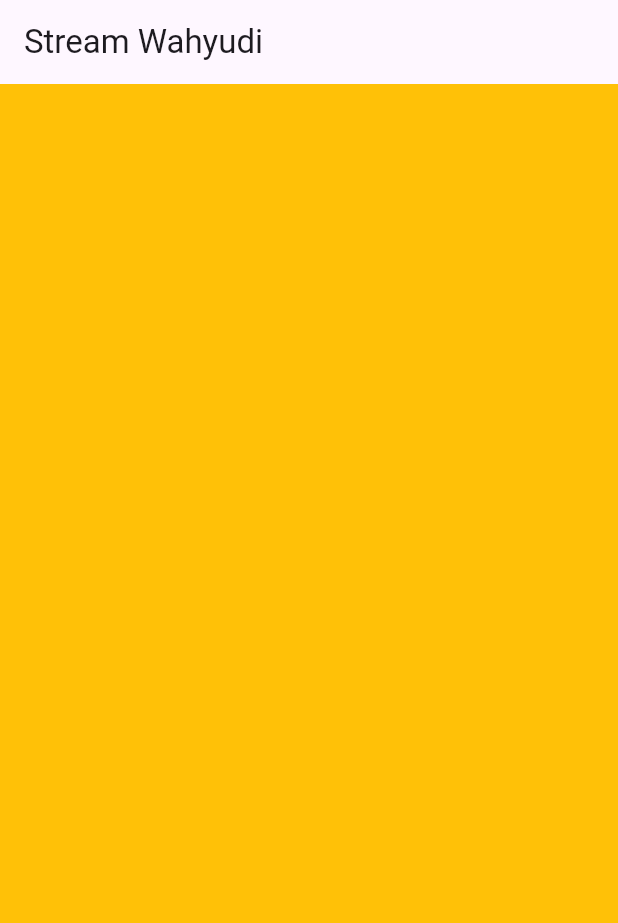
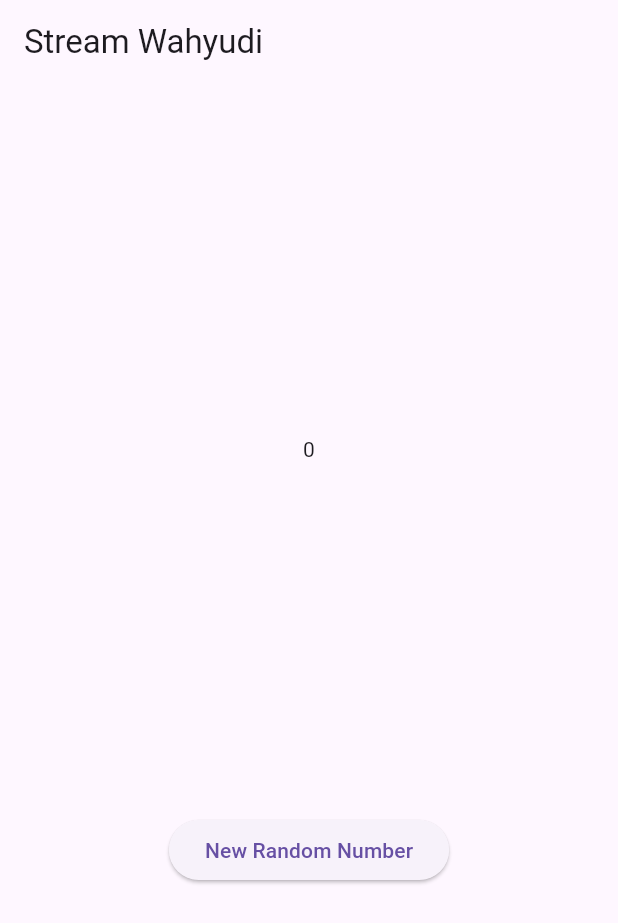
Before and after one commit to wahyudi0018/Mobile_Ganjil_2024, a Flutter app: the screen it shows after launch, on a phone screen of 412 x 824 dp. Shown: the top 923 px of the screen. Run offline on Flutter 3.47's test engine with Material 3 defaults, Android fonts, the phone set to English and light mode, and no system bars; our stand-ins replace auto_size_text, geolocator.

```diff
--- a/Jobsheet 10/stream_wahyudi/lib/main.dart
+++ b/Jobsheet 10/stream_wahyudi/lib/main.dart
@@ -1,5 +1,7 @@
 import 'package:flutter/material.dart';
 import 'stream.dart';
+import 'dart:async';
+import 'dart:math';
 
 void main() {
   runApp(const MyApp());
@@ -30,16 +32,11 @@ class StreamHomePage extends StatefulWidget {
 class _StreamHomePageState extends State<StreamHomePage> {
   Color bgColor = Colors.blueGrey;
   late ColorStream colorStream;
+  int lastNumber = 0;
+  late StreamController numberStreamController;
+  late NumberStream numberStream;
 
   void changeColor() async {
-    // Soal 4
-    // await for (var eventColor in colorStream.getColors()) {
-    //   setState(() {
-    //     bgColor = eventColor;
-    //   });
-    // }
-
-    // soal 5
     colorStream.getColors().listen((eventColor) {
       setState(() {
         bgColor = eventColor;
@@ -47,11 +44,29 @@ class _StreamHomePageState extends State<StreamHomePage> {
     });
   }
 
+  void addRandomNumber() {
+    Random random = Random();
+    int myNum = random.nextInt(10);
+    numberStream.addNumberToSink(myNum);
+  }
+
   @override
   void initState() {
+    numberStream = NumberStream();
+    numberStreamController = numberStream.controller;
+    Stream stream = numberStreamController.stream;
+    stream.listen((event) {
+      setState(() {
+        lastNumber = event;
+      });
+    });
     super.initState();
-    colorStream = ColorStream();
-    changeColor();
+  }
+
+  @override
+  void dispose() {
+    numberStreamController.close();
+    super.dispose();
   }
 
   @override
@@ -60,8 +75,18 @@ class _StreamHomePageState extends State<StreamHomePage> {
       appBar: AppBar(
         title: const Text('Stream Wahyudi'),
       ),
-      body: Container(
-        decoration: BoxDecoration(color: bgColor),
+      body: SizedBox(
+        width: double.infinity,
+        child: Column(
+          mainAxisAlignment: MainAxisAlignment.spaceEvenly,
+          crossAxisAlignment: CrossAxisAlignment.center,
+          children: [
+            Text(lastNumber.toString()),
+            ElevatedButton(
+                onPressed: addRandomNumber,
+                child: const Text('New Random Number'))
+          ],
+        ),
       ),
     );
   }
--- a/Jobsheet 10/stream_wahyudi/lib/stream.dart
+++ b/Jobsheet 10/stream_wahyudi/lib/stream.dart
@@ -1,4 +1,5 @@
 import 'package:flutter/material.dart';
+import 'dart:async';
 
 class ColorStream {
   final List<Color> colors = [
@@ -15,3 +16,14 @@ class ColorStream {
     });
   }
 }
+
+class NumberStream {
+  final StreamController<int> controller = StreamController<int>();
+  void addNumberToSink(int newNumber) {
+    controller.sink.add(newNumber);
+  }
+
+  close() {
+    controller.close();
+  }
+}
```
Also changed, not shown: Jobsheet 10/stream_wahyudi/img/P21.png (added), Jobsheet 10/stream_wahyudi/img/P22.png (added), Jobsheet 10/stream_wahyudi/img/soal6.gif (added), 1 other file.
